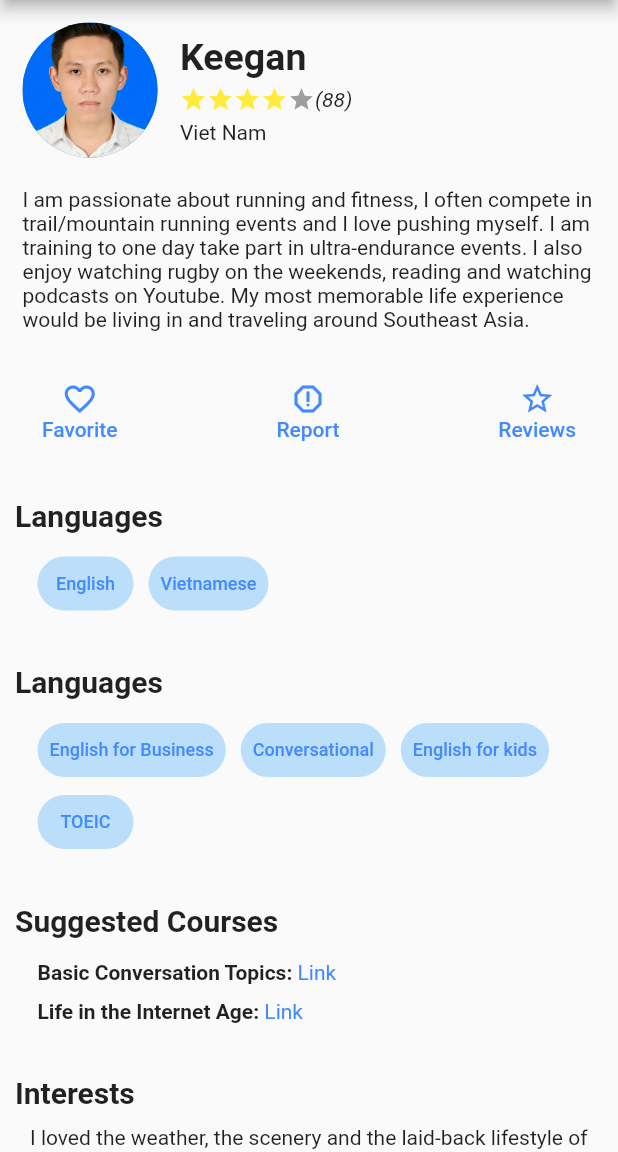
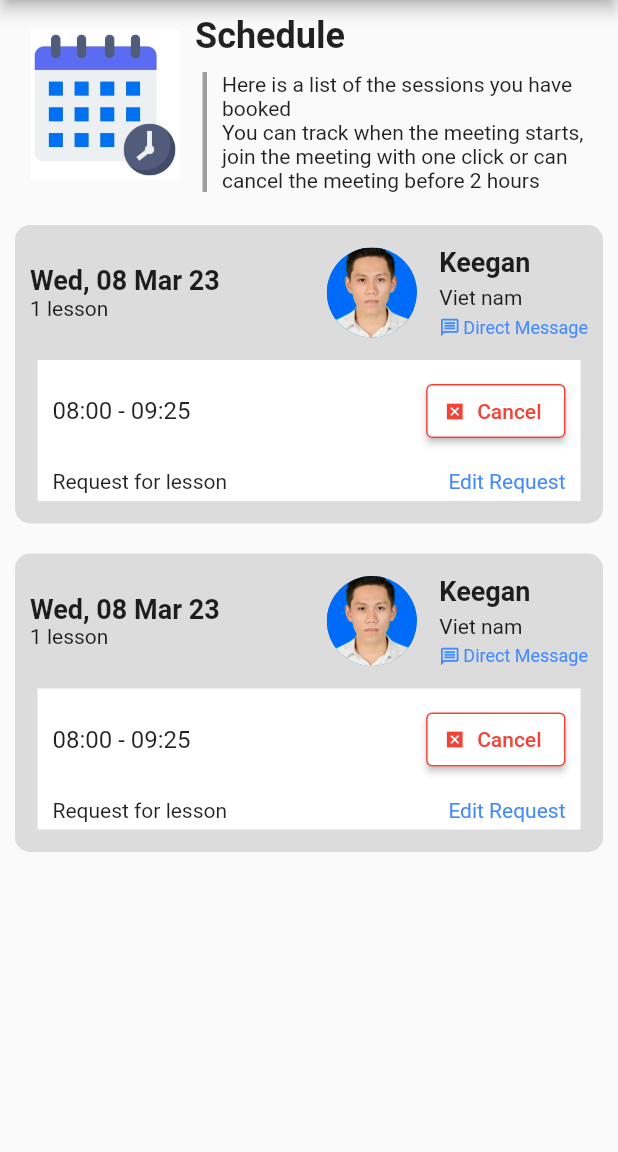
Before and after one commit to pmtoan/flutter-mobile, a Flutter app: the screen it shows after launch, on a phone screen of 412 x 824 dp, the part 84-1236 px from its top. Run offline on Flutter 3.47's test engine with Material 2 defaults, Android fonts, the phone set to English and light mode, and no system bars.

Commit message:
Schedule screen
Create first version of Schedule creen

```diff
--- a/lib/main.dart
+++ b/lib/main.dart
@@ -1,4 +1,5 @@
 import 'package:flutter/material.dart';
+import 'package:flutter_mobile/scheduleScreen.dart';
 import 'package:flutter_mobile/teacherDetail.dart';
 
 void main() {
@@ -57,7 +58,7 @@ class MainScreen extends StatelessWidget {
             backgroundColor: Colors.white,
         ),
       ),
-      body: TeacherDetail()
+      body: ScheduleScreen()
     );
   }
 }
--- /dev/null
+++ b/lib/scheduleScreen.dart
@@ -0,0 +1,214 @@
+
+import 'package:flutter/material.dart';
+
+class ScheduleScreen extends StatelessWidget {
+  const ScheduleScreen({Key? key}) : super(key: key);
+
+  @override
+  Widget build(BuildContext context) {
+    return SingleChildScrollView(
+      child: Column(
+        crossAxisAlignment: CrossAxisAlignment.start,
+        children: [
+          Container(
+            padding: EdgeInsets.all(10),
+            child: Row(
+              crossAxisAlignment: CrossAxisAlignment.start,
+              mainAxisSize: MainAxisSize.min,
+              children: [
+                Container(
+                  padding: EdgeInsets.all(10),
+                  child: Image.asset('images/calendar-check.jpg'),
+                  width: 120,
+                  height: 120,
+                ),
+                Expanded(
+                  child: Column(
+                    crossAxisAlignment: CrossAxisAlignment.start,
+                    children: [
+                      Text('Schedule', style: TextStyle(fontWeight: FontWeight.bold, fontSize: 24),),
+                      Container(
+                        decoration: BoxDecoration(
+                          border: Border(
+                            left: BorderSide(width: 3, color: Colors.grey)
+                          )
+                        ),
+                        padding: EdgeInsets.fromLTRB(10, 0, 0, 0),
+                        margin: EdgeInsets.fromLTRB(5, 10, 0, 0),
+                        child: Wrap(
+                          children: [
+                            Text("Here is a list of the sessions you have booked\nYou can track when the meeting starts, join the meeting with one click or can cancel the meeting before 2 hours"),
+                          ]
+                        ),
+                      )
+                    ],
+                  ),
+                )
+              ],
+            ),
+          ),
+          LessonBookingCard(
+            date: "Wed, 08 Mar 23",
+            lessonCount: 1,
+            nationality: 'Viet nam',
+            name: 'Keegan',
+            imageUrl: 'images/avt.jpg',
+          ),
+          LessonBookingCard(
+            date: "Wed, 08 Mar 23",
+            lessonCount: 1,
+            nationality: 'Viet nam',
+            name: 'Keegan',
+            imageUrl: 'images/avt.jpg',
+          )
+        ],
+      ),
+    );
+  }
+}
+
+class LessonBookingCard extends StatelessWidget {
+  LessonBookingCard({Key? key,
+    required this.date,
+    required this.lessonCount,
+    required this.imageUrl,
+    required this.name,
+    required this.nationality,
+  }) : super(key: key);
+
+  String imageUrl, name, nationality, date;
+  int lessonCount;
+
+  @override
+  Widget build(BuildContext context) {
+    return Container(
+      padding: EdgeInsets.all(10),
+      margin: EdgeInsets.all(10),
+      decoration: BoxDecoration(
+        borderRadius: BorderRadius.all(Radius.circular(10)),
+        color: Color.fromRGBO(220,220,220, 100),
+      ),
+      child: Column(
+        children: [
+          Row(
+            mainAxisAlignment: MainAxisAlignment.spaceBetween,
+            children: [
+              Column(
+                crossAxisAlignment: CrossAxisAlignment.start,
+                children: [
+                  Text(date, style: TextStyle(fontWeight: FontWeight.bold, fontSize: 18),),
+                  Text('$lessonCount lesson')
+                ],
+              ),
+              Row(
+                children: [
+                  Container(
+                      height: 70,
+                      width: 70,
+                      padding: const EdgeInsets.all(5),
+                      margin: EdgeInsets.fromLTRB(0, 0, 10, 0),
+                      child: CircleAvatar(
+                        backgroundImage: AssetImage(imageUrl),
+                      )
+                  ),
+                  Column(
+                    crossAxisAlignment: CrossAxisAlignment.start,
+                    children: [
+                      Text(name,
+                          style: const TextStyle(
+                              fontSize: 18,
+                              fontWeight: FontWeight.bold
+                          )
+                      ),
+                      SizedBox(height: 5,),
+                      Text(nationality,
+                          style: TextStyle(fontSize: 14,)
+                      ),
+                      SizedBox(height: 5,),
+                      Row(
+                        children: [
+                          Icon(Icons.message_outlined, size: 14, color: Colors.blueAccent,),
+                          SizedBox(width: 2,),
+                          Text('Direct Message',
+                              style: TextStyle(fontSize: 12, color: Colors.blueAccent)
+                          )
+                        ],
+                      ),
+                    ],
+                  ),
+                ],
+              ),
+            ],
+          ),
+          LessionCard(),
+        ],
+      ),
+    );
+  }
+}
+
+class LessionCard extends StatelessWidget {
+  const LessionCard({Key? key}) : super(key: key);
+
+  @override
+  Widget build(BuildContext context) {
+    return Container(
+      padding: EdgeInsets.fromLTRB(10, 10, 10, 5),
+      margin: EdgeInsets.fromLTRB(5, 10, 5, 5),
+      color: Colors.white,
+      child: Column(
+        children: [
+          LessonTile(date: '08:00 - 09:25'),
+          RequestForLessonCard()
+        ],
+      ),
+    );
+  }
+}
+
+class LessonTile extends StatelessWidget {
+  LessonTile({Key? key, required this.date}) : super(key: key);
+
+  String date;
+
+  @override
+  Widget build(BuildContext context) {
+    return Row(
+      mainAxisAlignment: MainAxisAlignment.spaceBetween,
+      children: [
+        Text(date, style: TextStyle(fontSize: 16),),
+        ElevatedButton.icon(
+          onPressed: () {},
+          icon: Icon(Icons.disabled_by_default, size: 14, color: Colors.red,),
+          label: Text('Cancel', style: TextStyle(color: Colors.red),),
+            style: TextButton.styleFrom(
+              backgroundColor: Colors.white,
+              side: const BorderSide(color: Colors.red),
+            ),
+    )
+      ],
+    );
+  }
+}
+
+class RequestForLessonCard extends StatelessWidget {
+  const RequestForLessonCard({Key? key}) : super(key: key);
+
+  @override
+  Widget build(BuildContext context) {
+    return Container(
+      margin: EdgeInsets.fromLTRB(0, 15, 0, 0),
+      child: Column(
+        children: [
+          Row(
+            mainAxisAlignment: MainAxisAlignment.spaceBetween,
+            children: [
+              Text('Request for lesson'),
+              Text('Edit Request', style: TextStyle(color: Colors.blueAccent),)
+            ],
+          )
+        ],
+      ),
+    );
+  }
+}
```
Also changed, not shown: images/calendar-check.jpg (added).
